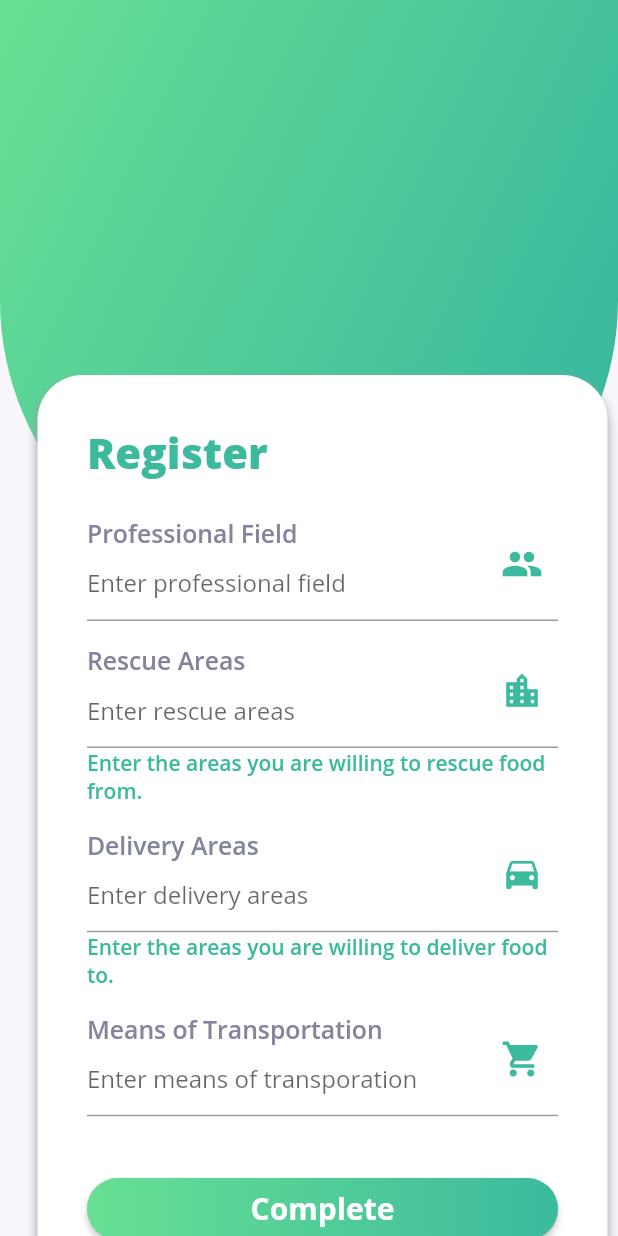
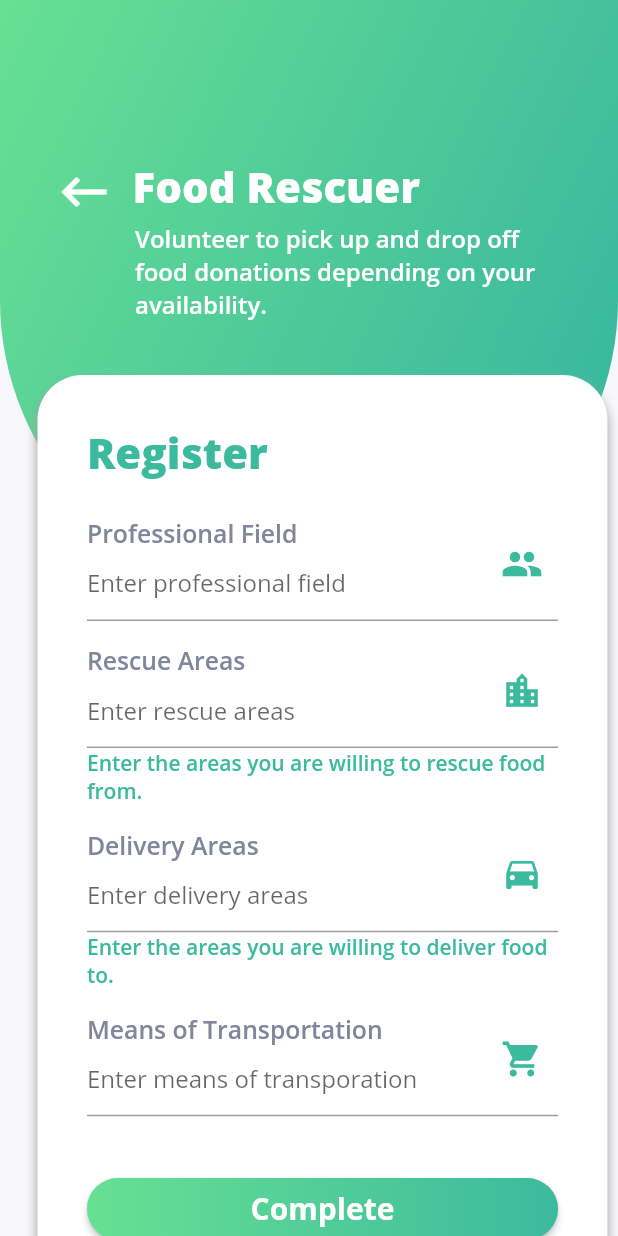
Before and after one commit to mathenaangeles/foodboard, a Flutter app: the Donor screen opened directly, on a phone screen of 412 x 824 dp. Run offline on Flutter 3.47's test engine with Material 2 defaults, Android fonts, the phone set to English and light mode, and no system bars; our stand-ins replace firebase_auth, firebase_core, ionicons; accounts and stored records are empty.

Commit message:
Fix forms template

```diff
--- a/lib/auth/donor.dart
+++ b/lib/auth/donor.dart
@@ -1,12 +1,14 @@
 import 'package:flutter/gestures.dart';
 import 'package:foodboard/auth/category.dart';
 import 'package:foodboard/constants.dart';
-import 'package:ionicons/ionicons.dart';
 import 'package:provider/provider.dart';
 import 'package:flutter/material.dart';
 
 import 'package:foodboard/utils/auth_service.dart';
+
 import 'package:foodboard/components/main_button.dart';
+import 'package:foodboard/components/forms_header.dart';
+
 import 'package:foodboard/home.dart';
 
 class Donor extends StatefulWidget {
@@ -222,6 +224,16 @@ class _DonorState extends State<Donor> {
                   ],
                 ),
               ),
+              FormHeader(
+                title: 'Food Rescuer',
+                subtitle: 'Volunteer to pick up and drop off food donations depending on your availability.',
+                press: () {
+                      Navigator.push(
+                      context,
+                      MaterialPageRoute(builder: (context) => Category()),
+                    );
+                  },
+              )
             ] ,
           ),
         )
--- /dev/null
+++ b/lib/components/forms_header.dart
@@ -0,0 +1,49 @@
+import 'package:flutter/material.dart';
+import 'package:foodboard/constants.dart';
+
+class FormHeader extends StatelessWidget {
+  final String title;
+  final String subtitle;
+  final Function press;
+  const FormHeader({
+      Key key,
+      this.title,
+      this.subtitle,
+      this.press
+    }) : super(key: key);
+
+  @override
+  Widget build(BuildContext context) {
+    return Container(
+      child: Column(
+        mainAxisAlignment: MainAxisAlignment.center,
+        children: [
+          Padding(
+            padding: const EdgeInsets.only(top: 100, left: 28),
+            child: Row(
+              children: [
+                IconButton(
+                  icon: const Icon(Icons.keyboard_backspace, color: Colors.white,
+                  size: 40.0,),
+                  onPressed: press
+                ),
+                SizedBox(width: MediaQuery.of(context).size.width * 0.03),
+                Text(
+                  title,
+                  style: TextStyle(fontSize: 28, fontWeight: FontWeight.w800, color: Colors.white)
+                ),
+              ],
+            ),
+          ),
+          Padding(
+            padding: const EdgeInsets.only(left: 90.0, right: 40),
+            child: Text(
+              subtitle,
+              style: TextStyle(color: Colors.white, fontSize: 16, fontWeight: FontWeight.w600)
+            ),
+          )
+        ]
+      )
+    );
+  }
+}
```
